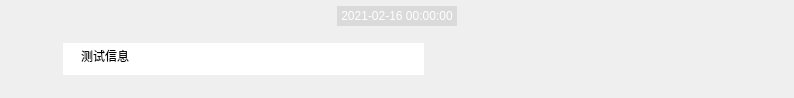
First picture: the form in src/infowidget.ui, repository fengersoft/fourq, before the edit.
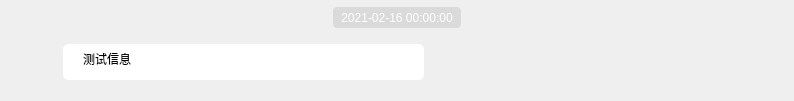
Second picture: the form after the edit. Custom widgets are drawn as their Qt base class.

Diff of the .ui file:
```diff
--- a/src/infowidget.ui
+++ b/src/infowidget.ui
@@ -7,7 +7,7 @@
     <x>0</x>
     <y>0</y>
     <width>794</width>
-    <height>95</height>
+    <height>101</height>
    </rect>
   </property>
   <property name="windowTitle">
@@ -20,8 +20,11 @@
    
 	font: 11pt &quot;微软雅黑&quot;;
     padding-left:16px;
-    border-radius:25px;
-}</string>
+   
+    border:2px groove white;
+    border-radius:5px;
+}
+</string>
   </property>
   <layout class="QVBoxLayout" name="verticalLayout">
    <property name="spacing">
@@ -67,7 +70,7 @@
         </property>
         <property name="sizeHint" stdset="0">
          <size>
-          <width>328</width>
+          <width>323</width>
           <height>20</height>
          </size>
         </property>
@@ -77,20 +80,21 @@
        <widget class="QLabel" name="lblDate">
         <property name="minimumSize">
          <size>
-          <width>120</width>
+          <width>130</width>
           <height>0</height>
          </size>
         </property>
         <property name="maximumSize">
          <size>
-          <width>120</width>
+          <width>130</width>
           <height>16777215</height>
          </size>
         </property>
         <property name="styleSheet">
          <string notr="true">background-color: rgb(218, 218, 218);
 color: rgb(255, 255, 255);
-border-radius:15px;</string>
+border:2px groove rgba(218, 218, 218,0);
+    border-radius:5px;</string>
         </property>
         <property name="text">
          <string>2021-02-16 00:00:00</string>
@@ -107,7 +111,7 @@
         </property>
         <property name="sizeHint" stdset="0">
          <size>
-          <width>328</width>
+          <width>323</width>
           <height>20</height>
          </size>
         </property>
@@ -140,6 +144,9 @@
         <property name="text">
          <string>测试信息</string>
         </property>
+        <property name="readOnly">
+         <bool>true</bool>
+        </property>
        </widget>
       </item>
       <item>
```
Left out of the diff: 2 changed lines with no effect on the pictures.
